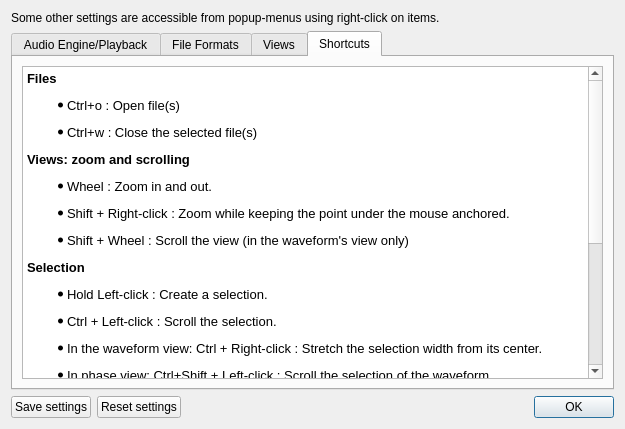
Qt form src/wdialogsettings.ui (gillesdegottex/dfasma) before a commit.
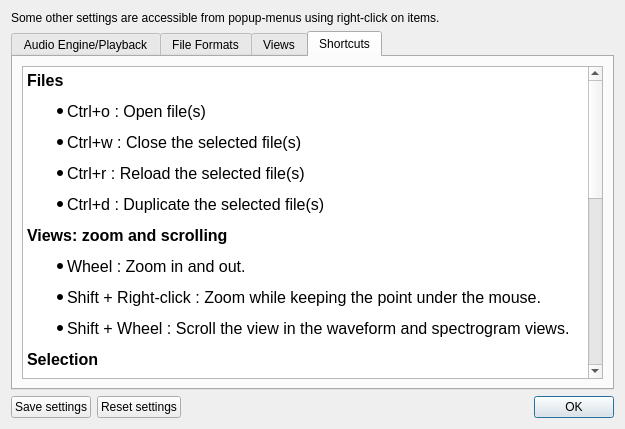
The same form after that commit. The open tabs and pages were chosen to show the change. Icons and pictures are not drawn.

The edit to the form file:
```diff
--- a/src/wdialogsettings.ui
+++ b/src/wdialogsettings.ui
@@ -398,24 +398,25 @@
 &lt;html&gt;&lt;head&gt;&lt;meta name=&quot;qrichtext&quot; content=&quot;1&quot; /&gt;&lt;style type=&quot;text/css&quot;&gt;
 p, li { white-space: pre-wrap; }
 &lt;/style&gt;&lt;/head&gt;&lt;body style=&quot; font-family:'Ubuntu'; font-size:11pt; font-weight:400; font-style:normal;&quot;&gt;
-&lt;p style=&quot; margin-top:12px; margin-bottom:12px; margin-left:0px; margin-right:0px; -qt-block-indent:0; text-indent:0px;&quot;&gt;&lt;span style=&quot; font-size:10pt; font-weight:600;&quot;&gt;Files&lt;/span&gt;&lt;/p&gt;
-&lt;ul style=&quot;margin-top: 0px; margin-bottom: 0px; margin-left: 0px; margin-right: 0px; -qt-list-indent: 1;&quot;&gt;&lt;li style=&quot; font-size:10pt;&quot; style=&quot; margin-top:12px; margin-bottom:12px; margin-left:0px; margin-right:0px; -qt-block-indent:0; text-indent:0px;&quot;&gt;Ctrl+o : Open file(s)&lt;/li&gt;
-&lt;li style=&quot; font-size:10pt;&quot; style=&quot; margin-top:12px; margin-bottom:12px; margin-left:0px; margin-right:0px; -qt-block-indent:0; text-indent:0px;&quot;&gt;Ctrl+w : Close the selected file(s)&lt;/li&gt;&lt;/ul&gt;
-&lt;p style=&quot; margin-top:12px; margin-bottom:12px; margin-left:0px; margin-right:0px; -qt-block-indent:0; text-indent:0px;&quot;&gt;&lt;span style=&quot; font-size:10pt; font-weight:600;&quot;&gt;Views: zoom and scrolling&lt;/span&gt;&lt;/p&gt;
-&lt;ul style=&quot;margin-top: 0px; margin-bottom: 0px; margin-left: 0px; margin-right: 0px; -qt-list-indent: 1;&quot;&gt;&lt;li style=&quot; font-size:10pt;&quot; style=&quot; margin-top:12px; margin-bottom:12px; margin-left:0px; margin-right:0px; -qt-block-indent:0; text-indent:0px;&quot;&gt;Wheel : Zoom in and out.&lt;/li&gt;
-&lt;li style=&quot; font-size:10pt;&quot; style=&quot; margin-top:12px; margin-bottom:12px; margin-left:0px; margin-right:0px; -qt-block-indent:0; text-indent:0px;&quot;&gt;Shift + Right-click : Zoom while keeping the point under the mouse anchored.&lt;/li&gt;&lt;/ul&gt;
-&lt;ul style=&quot;margin-top: 0px; margin-bottom: 0px; margin-left: 0px; margin-right: 0px; -qt-list-indent: 1;&quot;&gt;&lt;li style=&quot; font-size:10pt;&quot; style=&quot; margin-top:12px; margin-bottom:12px; margin-left:0px; margin-right:0px; -qt-block-indent:0; text-indent:0px;&quot;&gt;Shift + Wheel : Scroll the view (in the waveform's view only)&lt;/li&gt;&lt;/ul&gt;
-&lt;p style=&quot; margin-top:12px; margin-bottom:12px; margin-left:0px; margin-right:0px; -qt-block-indent:0; text-indent:0px;&quot;&gt;&lt;span style=&quot; font-size:10pt; font-weight:600;&quot;&gt;Selection&lt;/span&gt;&lt;/p&gt;
-&lt;ul style=&quot;margin-top: 0px; margin-bottom: 0px; margin-left: 0px; margin-right: 0px; -qt-list-indent: 1;&quot;&gt;&lt;li style=&quot; font-size:10pt;&quot; style=&quot; margin-top:12px; margin-bottom:12px; margin-left:0px; margin-right:0px; -qt-block-indent:0; text-indent:0px;&quot;&gt;Hold Left-click : Create a selection.&lt;/li&gt;
-&lt;li style=&quot; font-size:10pt;&quot; style=&quot; margin-top:12px; margin-bottom:12px; margin-left:0px; margin-right:0px; -qt-block-indent:0; text-indent:0px;&quot;&gt;Ctrl + Left-click : Scroll the selection.&lt;/li&gt;
-&lt;li style=&quot; font-size:10pt;&quot; style=&quot; margin-top:12px; margin-bottom:12px; margin-left:0px; margin-right:0px; -qt-block-indent:0; text-indent:0px;&quot;&gt;In the waveform view: Ctrl + Right-click : Stretch the selection width from its center.&lt;/li&gt;
-&lt;li style=&quot; font-size:10pt;&quot; style=&quot; margin-top:12px; margin-bottom:12px; margin-left:0px; margin-right:0px; -qt-block-indent:0; text-indent:0px;&quot;&gt;In phase view: Ctrl+Shift + Left-click : Scroll the selection of the waveform.&lt;/li&gt;
-&lt;li style=&quot; font-size:10pt;&quot; style=&quot; margin-top:12px; margin-bottom:12px; margin-left:0px; margin-right:0px; -qt-block-indent:0; text-indent:0px;&quot;&gt;Escape key : Clear any selection.&lt;/li&gt;&lt;/ul&gt;
-&lt;p style=&quot; margin-top:12px; margin-bottom:12px; margin-left:0px; margin-right:0px; -qt-block-indent:0; text-indent:0px;&quot;&gt;&lt;span style=&quot; font-size:10pt; font-weight:600;&quot;&gt;Playback&lt;/span&gt;&lt;/p&gt;
-&lt;ul style=&quot;margin-top: 0px; margin-bottom: 0px; margin-left: 0px; margin-right: 0px; -qt-list-indent: 1;&quot;&gt;&lt;li style=&quot; font-size:10pt;&quot; style=&quot; margin-top:12px; margin-bottom:12px; margin-left:0px; margin-right:0px; -qt-block-indent:0; text-indent:0px;&quot;&gt;Space : Play from the play cursor or the current selection of the selected file.&lt;/li&gt;
-&lt;li style=&quot; font-size:10pt;&quot; style=&quot; margin-top:12px; margin-bottom:12px; margin-left:0px; margin-right:0px; -qt-block-indent:0; text-indent:0px;&quot;&gt;Ctrl + Space : Play current selection while filtering the sound according to the spectral selection.&lt;br /&gt;The filtered time section then becomes redish in order to inform that the waveform has been temporarily altered.&lt;br /&gt;Playing the sound by pressing the Space bar again will restore the original waveform.&lt;/li&gt;&lt;/ul&gt;
-&lt;ul style=&quot;margin-top: 0px; margin-bottom: 0px; margin-left: 0px; margin-right: 0px; -qt-list-indent: 1;&quot;&gt;&lt;li style=&quot; font-size:10pt;&quot; style=&quot; margin-top:12px; margin-bottom:12px; margin-left:0px; margin-right:0px; -qt-block-indent:0; text-indent:0px;&quot;&gt;Escape key : Put the play cursor at the begining.&lt;/li&gt;&lt;/ul&gt;
-&lt;p style=&quot;-qt-paragraph-type:empty; margin-top:12px; margin-bottom:12px; margin-left:0px; margin-right:0px; -qt-block-indent:0; text-indent:0px; font-family:'MS Shell Dlg 2'; font-size:10pt;&quot;&gt;&lt;br /&gt;&lt;/p&gt;&lt;/body&gt;&lt;/html&gt;</string>
+&lt;p style=&quot; margin-top:12px; margin-bottom:12px; margin-left:0px; margin-right:0px; -qt-block-indent:0; text-indent:0px;&quot;&gt;&lt;span style=&quot; font-size:12pt; font-weight:600;&quot;&gt;Files&lt;/span&gt;&lt;/p&gt;
+&lt;ul style=&quot;margin-top: 0px; margin-bottom: 0px; margin-left: 0px; margin-right: 0px; -qt-list-indent: 1;&quot;&gt;&lt;li style=&quot; font-size:12pt;&quot; style=&quot; margin-top:12px; margin-bottom:12px; margin-left:0px; margin-right:0px; -qt-block-indent:0; text-indent:0px;&quot;&gt;Ctrl+o : Open file(s)&lt;/li&gt;
+&lt;li style=&quot; font-size:12pt;&quot; style=&quot; margin-top:12px; margin-bottom:12px; margin-left:0px; margin-right:0px; -qt-block-indent:0; text-indent:0px;&quot;&gt;Ctrl+w : Close the selected file(s)&lt;/li&gt;&lt;/ul&gt;
+&lt;ul style=&quot;margin-top: 0px; margin-bottom: 0px; margin-left: 0px; margin-right: 0px; -qt-list-indent: 1;&quot;&gt;&lt;li style=&quot; font-size:12pt;&quot; style=&quot; margin-top:12px; margin-bottom:12px; margin-left:0px; margin-right:0px; -qt-block-indent:0; text-indent:0px;&quot;&gt;Ctrl+r : Reload the selected file(s)&lt;/li&gt;&lt;/ul&gt;
+&lt;ul style=&quot;margin-top: 0px; margin-bottom: 0px; margin-left: 0px; margin-right: 0px; -qt-list-indent: 1;&quot;&gt;&lt;li style=&quot; font-size:12pt;&quot; style=&quot; margin-top:12px; margin-bottom:12px; margin-left:0px; margin-right:0px; -qt-block-indent:0; text-indent:0px;&quot;&gt;Ctrl+d : Duplicate the selected file(s)&lt;/li&gt;&lt;/ul&gt;
+&lt;p style=&quot; margin-top:12px; margin-bottom:12px; margin-left:0px; margin-right:0px; -qt-block-indent:0; text-indent:0px;&quot;&gt;&lt;span style=&quot; font-size:12pt; font-weight:600;&quot;&gt;Views: zoom and scrolling&lt;/span&gt;&lt;/p&gt;
+&lt;ul style=&quot;margin-top: 0px; margin-bottom: 0px; margin-left: 0px; margin-right: 0px; -qt-list-indent: 1;&quot;&gt;&lt;li style=&quot; font-size:12pt;&quot; style=&quot; margin-top:12px; margin-bottom:12px; margin-left:0px; margin-right:0px; -qt-block-indent:0; text-indent:0px;&quot;&gt;Wheel : Zoom in and out.&lt;/li&gt;
+&lt;li style=&quot; font-size:12pt;&quot; style=&quot; margin-top:12px; margin-bottom:12px; margin-left:0px; margin-right:0px; -qt-block-indent:0; text-indent:0px;&quot;&gt;Shift + Right-click : Zoom while keeping the point under the mouse.&lt;/li&gt;&lt;/ul&gt;
+&lt;ul style=&quot;margin-top: 0px; margin-bottom: 0px; margin-left: 0px; margin-right: 0px; -qt-list-indent: 1;&quot;&gt;&lt;li style=&quot; font-size:12pt;&quot; style=&quot; margin-top:12px; margin-bottom:12px; margin-left:0px; margin-right:0px; -qt-block-indent:0; text-indent:0px;&quot;&gt;Shift + Wheel : Scroll the view in the waveform and spectrogram views.&lt;/li&gt;&lt;/ul&gt;
+&lt;p style=&quot; margin-top:12px; margin-bottom:12px; margin-left:0px; margin-right:0px; -qt-block-indent:0; text-indent:0px;&quot;&gt;&lt;span style=&quot; font-size:12pt; font-weight:600;&quot;&gt;Selection&lt;/span&gt;&lt;/p&gt;
+&lt;ul style=&quot;margin-top: 0px; margin-bottom: 0px; margin-left: 0px; margin-right: 0px; -qt-list-indent: 1;&quot;&gt;&lt;li style=&quot; font-size:12pt;&quot; style=&quot; margin-top:12px; margin-bottom:12px; margin-left:0px; margin-right:0px; -qt-block-indent:0; text-indent:0px;&quot;&gt;Hold Left-click : Create a selection.&lt;/li&gt;
+&lt;li style=&quot; font-size:12pt;&quot; style=&quot; margin-top:12px; margin-bottom:12px; margin-left:0px; margin-right:0px; -qt-block-indent:0; text-indent:0px;&quot;&gt;Ctrl + Left-click : Scroll the selection.&lt;/li&gt;
+&lt;li style=&quot; font-size:12pt;&quot; style=&quot; margin-top:12px; margin-bottom:12px; margin-left:0px; margin-right:0px; -qt-block-indent:0; text-indent:0px;&quot;&gt;In the waveform view: Ctrl + Right-click : Stretch the selection from its center.&lt;/li&gt;
+&lt;li style=&quot; font-size:12pt;&quot; style=&quot; margin-top:12px; margin-bottom:12px; margin-left:0px; margin-right:0px; -qt-block-indent:0; text-indent:0px;&quot;&gt;In phase view: Ctrl+Shift + Left-click : Scroll the selection of the waveform.&lt;/li&gt;
+&lt;li style=&quot; font-size:12pt;&quot; style=&quot; margin-top:12px; margin-bottom:12px; margin-left:0px; margin-right:0px; -qt-block-indent:0; text-indent:0px;&quot;&gt;Escape key : Clear any selection.&lt;/li&gt;&lt;/ul&gt;
+&lt;p style=&quot; margin-top:12px; margin-bottom:12px; margin-left:0px; margin-right:0px; -qt-block-indent:0; text-indent:0px;&quot;&gt;&lt;span style=&quot; font-size:12pt; font-weight:600;&quot;&gt;Playback&lt;/span&gt;&lt;/p&gt;
+&lt;ul style=&quot;margin-top: 0px; margin-bottom: 0px; margin-left: 0px; margin-right: 0px; -qt-list-indent: 1;&quot;&gt;&lt;li style=&quot; font-size:12pt;&quot; style=&quot; margin-top:12px; margin-bottom:12px; margin-left:0px; margin-right:0px; -qt-block-indent:0; text-indent:0px;&quot;&gt;Space : Play from the play cursor or the current selection of the selected file.&lt;/li&gt;
+&lt;li style=&quot; font-size:12pt;&quot; style=&quot; margin-top:12px; margin-bottom:12px; margin-left:0px; margin-right:0px; -qt-block-indent:0; text-indent:0px;&quot;&gt;Ctrl + Space : Play current selection while filtering the sound according to the spectral selection.&lt;br /&gt;The filtered time section then becomes redish in order to inform that the waveform has been temporarily altered.&lt;br /&gt;Playing the sound by pressing the Space bar again will restore the original waveform.&lt;/li&gt;&lt;/ul&gt;
+&lt;ul style=&quot;margin-top: 0px; margin-bottom: 0px; margin-left: 0px; margin-right: 0px; -qt-list-indent: 1;&quot;&gt;&lt;li style=&quot; font-size:12pt;&quot; style=&quot; margin-top:12px; margin-bottom:12px; margin-left:0px; margin-right:0px; -qt-block-indent:0; text-indent:0px;&quot;&gt;Escape key : Put the play cursor at the begining and reset the filtering effects.&lt;/li&gt;&lt;/ul&gt;&lt;/body&gt;&lt;/html&gt;</string>
          </property>
         </widget>
        </item>
```
